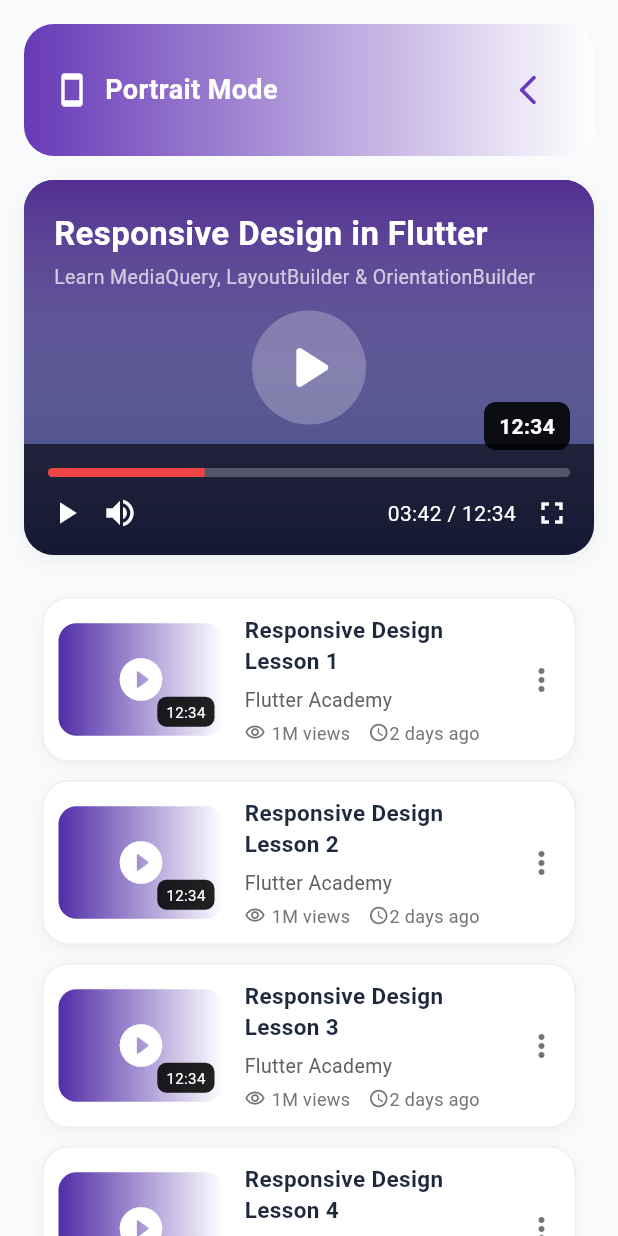
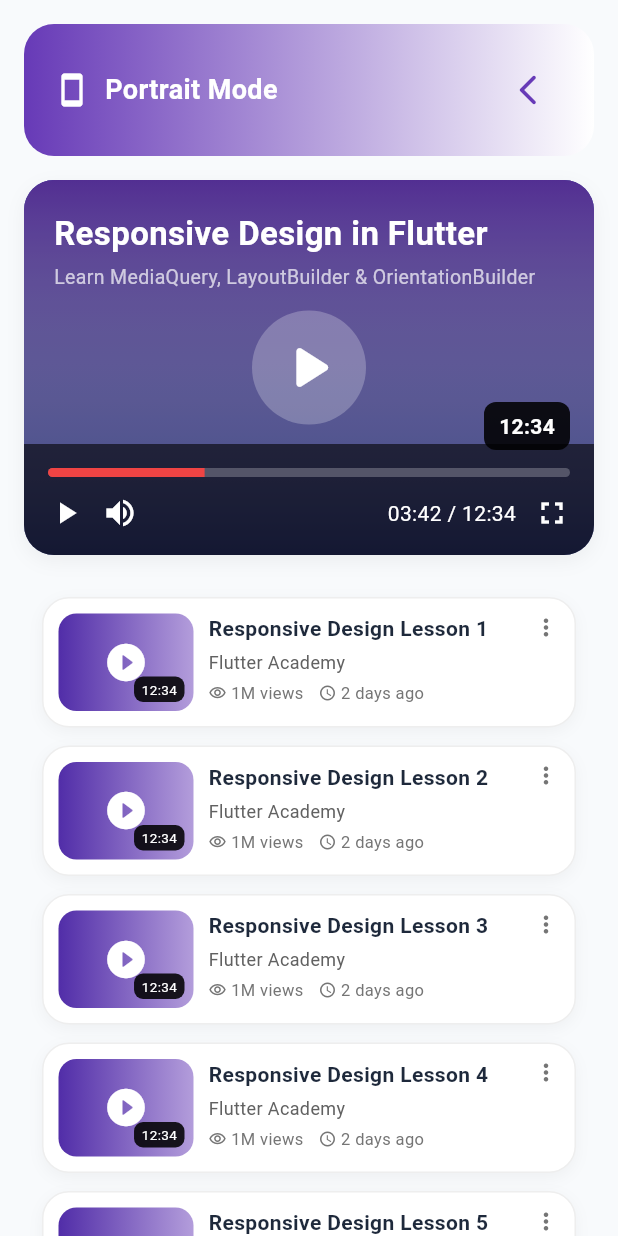
Before and after one commit to Mohamed3elSawy/flutter-responsive-design-guide, a Flutter app: the OrientationBuilderScreen screen opened by its route, on a phone screen of 412 x 824 dp. Run offline on Flutter 3.47's test engine with Material 3 defaults, Android fonts, the phone set to English and light mode, and no system bars; our stand-ins replace flutter_screenutil, go_router, responsive_builder.

Commit message:
fix: resolve video list overflow

```diff
--- a/lib/responsive/orientation_builder/widgets/video_list_widget.dart
+++ b/lib/responsive/orientation_builder/widgets/video_list_widget.dart
@@ -25,16 +25,20 @@ class VideoListWidget extends StatelessWidget {
             ],
           ),
           child: Row(
+            crossAxisAlignment: CrossAxisAlignment.start,
             children: [
               // Thumbnail
               Stack(
                 children: [
                   Container(
-                    width: 110,
-                    height: 75,
+                    width: 90,
+                    height: 65,
                     decoration: BoxDecoration(
                       gradient: LinearGradient(
-                        colors: [Colors.deepPurple.shade700, Colors.white],
+                        colors: [
+                          Colors.deepPurple.shade700,
+                          Colors.deepPurple.shade200,
+                        ],
                       ),
                       borderRadius: BorderRadius.circular(12),
                     ),
@@ -42,7 +46,7 @@ class VideoListWidget extends StatelessWidget {
                       child: Icon(
                         Icons.play_circle_fill_rounded,
                         color: Colors.white,
-                        size: 34,
+                        size: 30,
                       ),
                     ),
                   ),
@@ -52,8 +56,8 @@ class VideoListWidget extends StatelessWidget {
                     bottom: 6,
                     child: Container(
                       padding: const EdgeInsets.symmetric(
-                        horizontal: 6,
-                        vertical: 3,
+                        horizontal: 5,
+                        vertical: 2,
                       ),
                       decoration: BoxDecoration(
                         color: Colors.black87,
@@ -61,14 +65,14 @@ class VideoListWidget extends StatelessWidget {
                       ),
                       child: const Text(
                         "12:34",
-                        style: TextStyle(color: Colors.white, fontSize: 10),
+                        style: TextStyle(color: Colors.white, fontSize: 9),
                       ),
                     ),
                   ),
                 ],
               ),
 
-              const SizedBox(width: 14),
+              const SizedBox(width: 10),
 
               Expanded(
                 child: Column(
@@ -80,55 +84,65 @@ class VideoListWidget extends StatelessWidget {
                       overflow: TextOverflow.ellipsis,
                       style: const TextStyle(
                         fontWeight: FontWeight.bold,
-                        fontSize: 15,
+                        fontSize: 14,
                         color: Color(0xff1E293B),
-                      ),
-                    ),
-
-                    const SizedBox(height: 6),
-
-                    Text(
-                      'Flutter Academy',
-                      style: TextStyle(
-                        color: Colors.grey.shade700,
-                        fontSize: 13,
                       ),
                     ),
 
                     const SizedBox(height: 4),
 
+                    Text(
+                      'Flutter Academy',
+                      maxLines: 1,
+                      overflow: TextOverflow.ellipsis,
+                      style: TextStyle(
+                        color: Colors.grey.shade700,
+                        fontSize: 12,
+                      ),
+                    ),
+
+                    const SizedBox(height: 4),
+
+                    Wrap(
+                      spacing: 10,
+                      runSpacing: 4,
+                      children: [
                         Row(
+                          mainAxisSize: MainAxisSize.min,
                           children: [
                             Icon(
                               Icons.visibility_outlined,
-                          size: 14,
+                              size: 12,
                               color: Colors.grey.shade600,
                             ),
-
-                        const SizedBox(width: 4),
-
+                            const SizedBox(width: 3),
                             Text(
                               '1M views',
                               style: TextStyle(
                                 color: Colors.grey.shade600,
-                            fontSize: 12,
+                                fontSize: 11,
                               ),
                             ),
+                          ],
+                        ),
 
-                        const SizedBox(width: 12),
-
+                        Row(
+                          mainAxisSize: MainAxisSize.min,
+                          children: [
                             Icon(
                               Icons.schedule,
-                          size: 14,
+                              size: 12,
                               color: Colors.grey.shade600,
                             ),
-
+                            const SizedBox(width: 3),
                             Text(
                               '2 days ago',
                               style: TextStyle(
                                 color: Colors.grey.shade600,
-                            fontSize: 12,
+                                fontSize: 11,
                               ),
+                            ),
+                          ],
                         ),
                       ],
                     ),
@@ -136,7 +150,9 @@ class VideoListWidget extends StatelessWidget {
                 ),
               ),
 
-              Icon(Icons.more_vert, color: Colors.grey.shade600),
+              const SizedBox(width: 4),
+
+              Icon(Icons.more_vert, size: 18, color: Colors.grey.shade600),
             ],
           ),
         );
```
Lines whose indentation alone changed are shown as unchanged.
